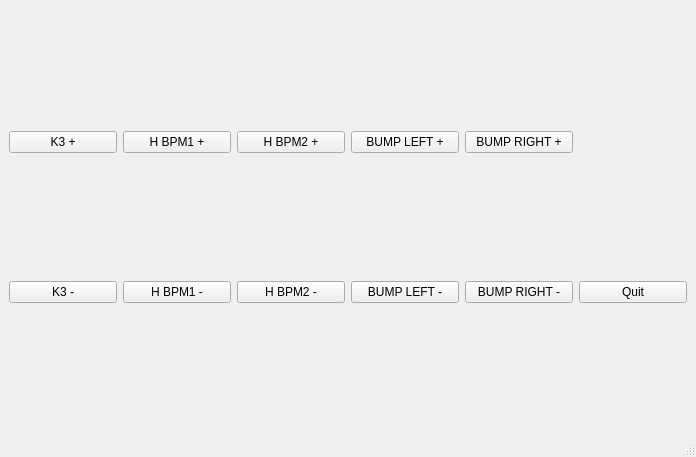
First picture: the form in i10chicgui.ui, repository DiamondLightSource/i10switching, before the edit.
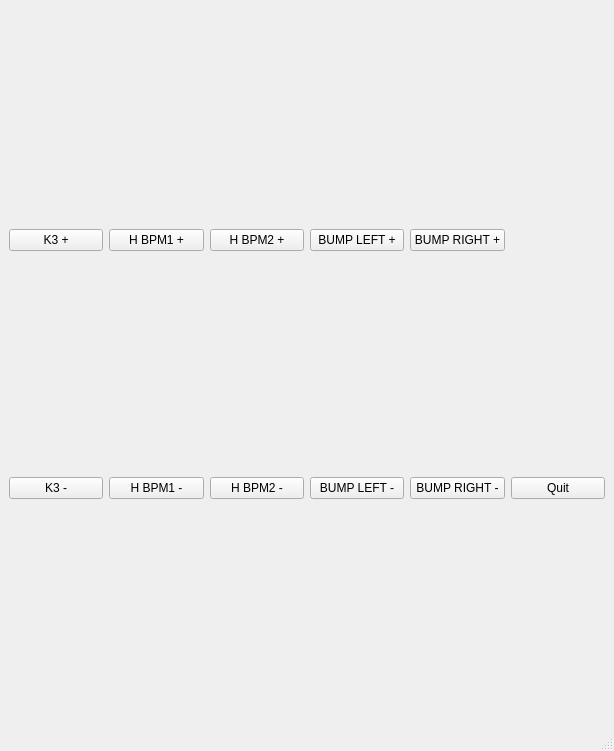
Second picture: the form after the edit.

Commit message: tidied things up, set things up for bump left buttons

```diff
--- a/i10chicgui.ui
+++ b/i10chicgui.ui
@@ -6,8 +6,8 @@
    <rect>
     <x>0</x>
     <y>0</y>
-    <width>696</width>
-    <height>457</height>
+    <width>614</width>
+    <height>751</height>
    </rect>
   </property>
   <property name="windowTitle">
@@ -18,80 +18,80 @@
   </property>
   <widget class="QWidget" name="centralwidget">
    <layout class="QGridLayout" name="gridLayout">
-    <item row="0" column="0" colspan="6">
-     <layout class="QVBoxLayout" name="matplotlib_layout"/>
-    </item>
-    <item row="1" column="0">
+    <item row="3" column="0">
      <widget class="QPushButton" name="kplusButton">
       <property name="text">
        <string>K3 +</string>
       </property>
      </widget>
     </item>
-    <item row="1" column="1">
+    <item row="3" column="1">
      <widget class="QPushButton" name="pushButton">
       <property name="text">
        <string>H BPM1 +</string>
       </property>
      </widget>
     </item>
-    <item row="1" column="2">
+    <item row="3" column="2">
      <widget class="QPushButton" name="pushButton_3">
       <property name="text">
        <string>H BPM2 +</string>
       </property>
      </widget>
     </item>
-    <item row="1" column="3">
-     <widget class="QPushButton" name="pushButton_5">
+    <item row="3" column="3">
+     <widget class="QPushButton" name="bumpleftplusButton">
       <property name="text">
        <string>BUMP LEFT +</string>
       </property>
      </widget>
     </item>
-    <item row="1" column="4">
+    <item row="3" column="4">
      <widget class="QPushButton" name="pushButton_7">
       <property name="text">
        <string>BUMP RIGHT +</string>
       </property>
      </widget>
     </item>
-    <item row="2" column="0">
+    <item row="4" column="0">
      <widget class="QPushButton" name="kminusButton">
       <property name="text">
        <string>K3 -</string>
       </property>
      </widget>
     </item>
-    <item row="2" column="1">
+    <item row="4" column="1">
      <widget class="QPushButton" name="pushButton_2">
       <property name="text">
        <string>H BPM1 -</string>
       </property>
      </widget>
     </item>
-    <item row="2" column="2">
+    <item row="4" column="2">
      <widget class="QPushButton" name="pushButton_4">
       <property name="text">
        <string>H BPM2 -</string>
       </property>
      </widget>
     </item>
-    <item row="2" column="3">
-     <widget class="QPushButton" name="pushButton_6">
+    <item row="4" column="3">
+     <widget class="QPushButton" name="bumpleftminusButton">
       <property name="text">
        <string>BUMP LEFT -</string>
       </property>
      </widget>
     </item>
-    <item row="2" column="4">
+    <item row="4" column="4">
      <widget class="QPushButton" name="pushButton_8">
       <property name="text">
        <string>BUMP RIGHT -</string>
       </property>
      </widget>
     </item>
-    <item row="2" column="5">
+    <item row="0" column="0" colspan="6">
+     <layout class="QVBoxLayout" name="matplotlib_layout"/>
+    </item>
+    <item row="4" column="5">
      <widget class="QPushButton" name="quitButton">
       <property name="text">
        <string>Quit</string>
```
Left out of the diff: 2 changed lines with no effect on the pictures. The commit also changes 1 other file.
